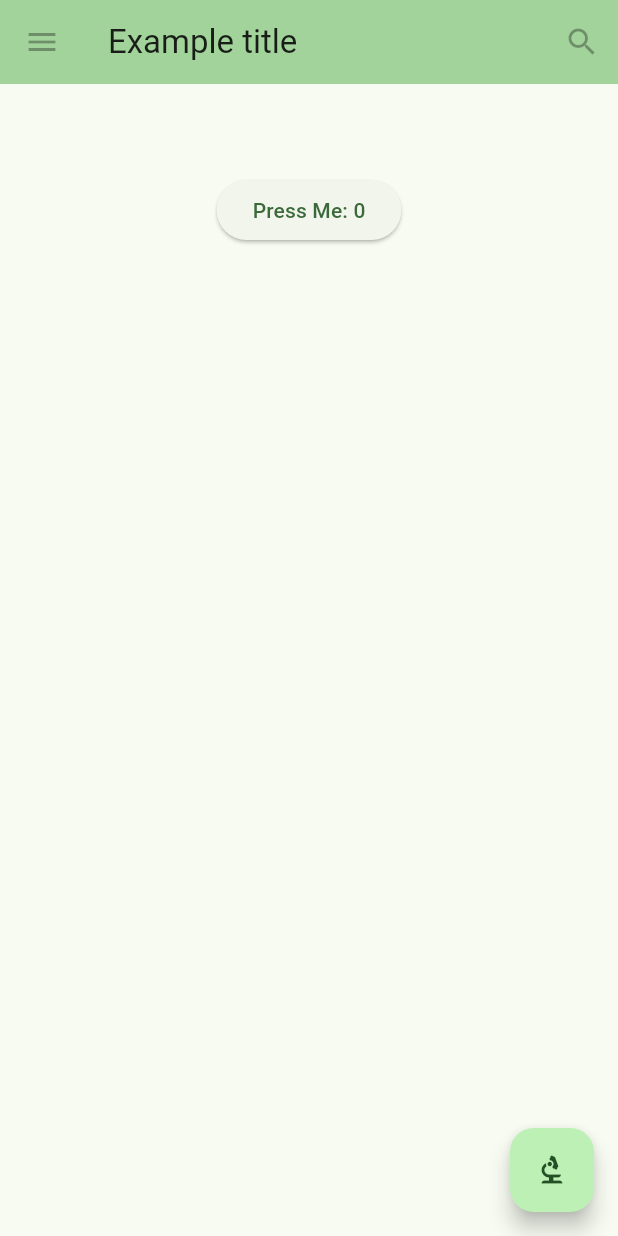
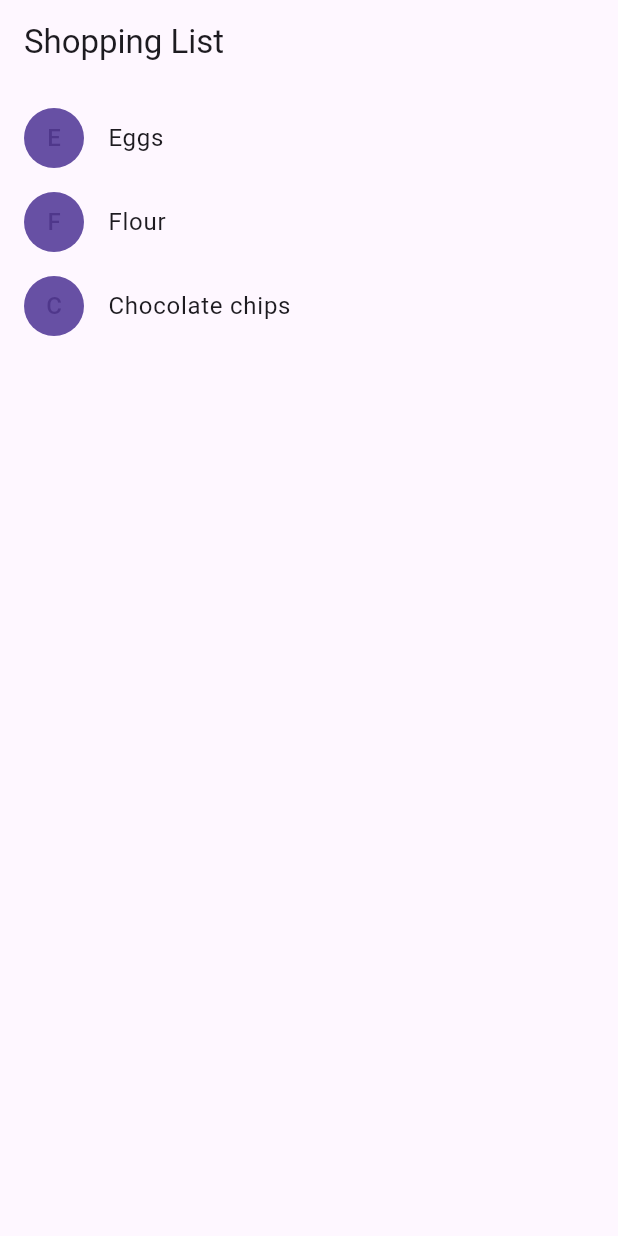
Before and after one commit to derekthecool/flutter_basics, a Flutter app: the screen it shows after launch, on a phone screen of 412 x 824 dp. Run offline on Flutter 3.47's test engine with Material 3 defaults, Android fonts, the phone set to English and light mode, and no system bars.

Commit message:
Stateful widget example

```diff
--- a/lib/main.dart
+++ b/lib/main.dart
@@ -1,160 +1,125 @@
 import 'package:flutter/material.dart';
 
-void main() {
-  runApp(const MyApp());
+class Product {
+  const Product({required this.name});
+
+  final String name;
 }
 
-class MyApp extends StatelessWidget {
-  const MyApp({super.key});
+typedef CartChangedCallback = Function(Product product, bool inCart);
 
-  // This widget is the root of your application.
+class ShoppingListItem extends StatelessWidget {
+  ShoppingListItem({
+    required this.product,
+    required this.inCart,
+    required this.onCartChanged,
+  }) : super(key: ObjectKey(product));
+
+  final Product product;
+  final bool inCart;
+  final CartChangedCallback onCartChanged;
+
+  Color _getColor(BuildContext context) {
+    // The theme depends on the BuildContext because different
+    // parts of the tree can have different themes.
+    // The BuildContext indicates where the build is
+    // taking place and therefore which theme to use.
+
+    return inCart //
+        ? Colors.black54
+        : Theme.of(context).primaryColor;
+  }
+
+  TextStyle? _getTextStyle(BuildContext context) {
+    if (!inCart) return null;
+
+    return const TextStyle(
+      color: Colors.black54,
+      decoration: TextDecoration.lineThrough,
+    );
+  }
+
   @override
   Widget build(BuildContext context) {
-    return MaterialApp(
-      title: 'Flutter Demo',
-      theme: ThemeData(
-        // This is the theme of your application.
-        //
-        // TRY THIS: Try running your application with "flutter run". You'll see
-        // the application has a purple toolbar. Then, without quitting the app,
-        // try changing the seedColor in the colorScheme below to Colors.green
-        // and then invoke "hot reload" (save your changes or press the "hot
-        // reload" button in a Flutter-supported IDE, or press "r" if you used
-        // the command line to start the app).
-        //
-        // Notice that the counter didn't reset back to zero; the application
-        // state is not lost during the reload. To reset the state, use hot
-        // restart instead.
-        //
-        // This works for code too, not just values: Most code changes can be
-        // tested with just a hot reload.
-        colorScheme: ColorScheme.fromSeed(seedColor: Colors.green),
-        useMaterial3: true,
+    return ListTile(
+      onTap: () {
+        onCartChanged(product, inCart);
+      },
+      leading: CircleAvatar(
+        backgroundColor: _getColor(context),
+        child: Text(product.name[0]),
       ),
-      home: const MyHomePage(title: 'Flutter Demo Home Page'),
+      title: Text(
+        product.name,
+        style: _getTextStyle(context),
+      ),
     );
   }
 }
 
-class MyHomePage extends StatefulWidget {
-  const MyHomePage({super.key, required this.title});
+class ShoppingList extends StatefulWidget {
+  const ShoppingList({required this.products, super.key});
 
-  // This widget is the home page of your application. It is stateful, meaning
-  // that it has a State object (defined below) that contains fields that affect
-  // how it looks.
+  final List<Product> products;
 
-  // This class is the configuration for the state. It holds the values (in this
-  // case the title) provided by the parent (in this case the App widget) and
-  // used by the build method of the State. Fields in a Widget subclass are
-  // always marked "final".
-
-  final String title;
+  // The framework calls createState the first time
+  // a widget appears at a given location in the tree.
+  // If the parent rebuilds and uses the same type of
+  // widget (with the same key), the framework re-uses
+  // the State object instead of creating a new State object.
 
   @override
-  State<MyHomePage> createState() => _MyHomePageState();
+  State<ShoppingList> createState() => _ShoppingListState();
 }
 
-class _MyHomePageState extends State<MyHomePage> {
-  int _counter = 0;
+class _ShoppingListState extends State<ShoppingList> {
+  final _shoppingCart = <Product>{};
 
-  void _incrementCounter() {
+  void _handleCartChanged(Product product, bool inCart) {
     setState(() {
-      // This call to setState tells the Flutter framework that something has
-      // changed in this State, which causes it to rerun the build method below
-      // so that the display can reflect the updated values. If we changed
-      // _counter without calling setState(), then the build method would not be
-      // called again, and so nothing would appear to happen.
-      _counter++;
+      // When a user changes what's in the cart, you need
+      // to change _shoppingCart inside a setState call to
+      // trigger a rebuild.
+      // The framework then calls build, below,
+      // which updates the visual appearance of the app.
+
+      if (!inCart) {
+        _shoppingCart.add(product);
+      } else {
+        _shoppingCart.remove(product);
+      }
     });
   }
 
   @override
   Widget build(BuildContext context) {
-    // This method is rerun every time setState is called, for instance as done
-    // by the _incrementCounter method above.
-    //
-    // The Flutter framework has been optimized to make rerunning build methods
-    // fast, so that you can just rebuild anything that needs updating rather
-    // than having to individually change instances of widgets.
     return Scaffold(
       appBar: AppBar(
-        backgroundColor: Theme.of(context).colorScheme.inversePrimary,
-        leading: const IconButton(
-          icon: Icon(Icons.menu),
-          tooltip: 'Navigation menu',
-          onPressed: null,
-        ),
-        title: const Text('Example title'),
-        actions: const [
-          IconButton(
-            icon: Icon(Icons.search),
-            tooltip: 'Search',
-            onPressed: null,
-          ),
-        ],
+        title: const Text('Shopping List'),
       ),
-      body: Column(
-        crossAxisAlignment: CrossAxisAlignment.end,
-        mainAxisSize: MainAxisSize.min,
-        children: <Widget>[MyButton()],
-      ),
-      floatingActionButton: FloatingActionButton(
-        onPressed: _incrementCounter,
-        tooltip: 'Increment',
-        child: const Icon(Icons.biotech_rounded),
-      ), // This trailing comma makes auto-formatting nicer for build methods.
-    );
-  }
-}
-
-// class MyButton extends StatelessWidget {
-//   const MyButton({super.key});
-//
-//   @override
-//   Widget build(BuildContext context) {
-//     return GestureDetector(
-//       onTap: () {
-//         print('MyButton was tapped!');
-//       },
-//       child: Container(
-//         height: 50,
-//         padding: const EdgeInsets.all(8),
-//         margin: const EdgeInsets.symmetric(horizontal: 8),
-//         decoration: BoxDecoration(
-//           borderRadius: BorderRadius.circular(500),
-//           color: Colors.lightGreen,
-//         ),
-//         child: const Center(
-//           child: Text('Engage'),
-//         ),
-//       ),
-//     );
-//   }
-// }
-
-class _MyButtonState extends State<MyButton> {
-  // State variables items here
-  var _counter = 0;
-
-  @override
-  Widget build(BuildContext context) {
-    return Padding(
-      padding: const EdgeInsets.all(60.0),
-      child: Center(
-        child: ElevatedButton(
-            onPressed: () {
-                setState(() {
-                    _counter++;
-                });
-            },
-          child: Text('Press Me: $_counter'),
-        ),
+      body: ListView(
+        padding: const EdgeInsets.symmetric(vertical: 8),
+        children: widget.products.map((product) {
+          return ShoppingListItem(
+            product: product,
+            inCart: _shoppingCart.contains(product),
+            onCartChanged: _handleCartChanged,
+          );
+        }).toList(),
       ),
     );
   }
 }
 
-class MyButton extends StatefulWidget {
-  @override
-  State<MyButton> createState() => _MyButtonState();
+void main() {
+  runApp(const MaterialApp(
+    title: 'Shopping App',
+    home: ShoppingList(
+      products: [
+        Product(name: 'Eggs'),
+        Product(name: 'Flour'),
+        Product(name: 'Chocolate chips'),
+      ],
+    ),
+  ));
 }
```
